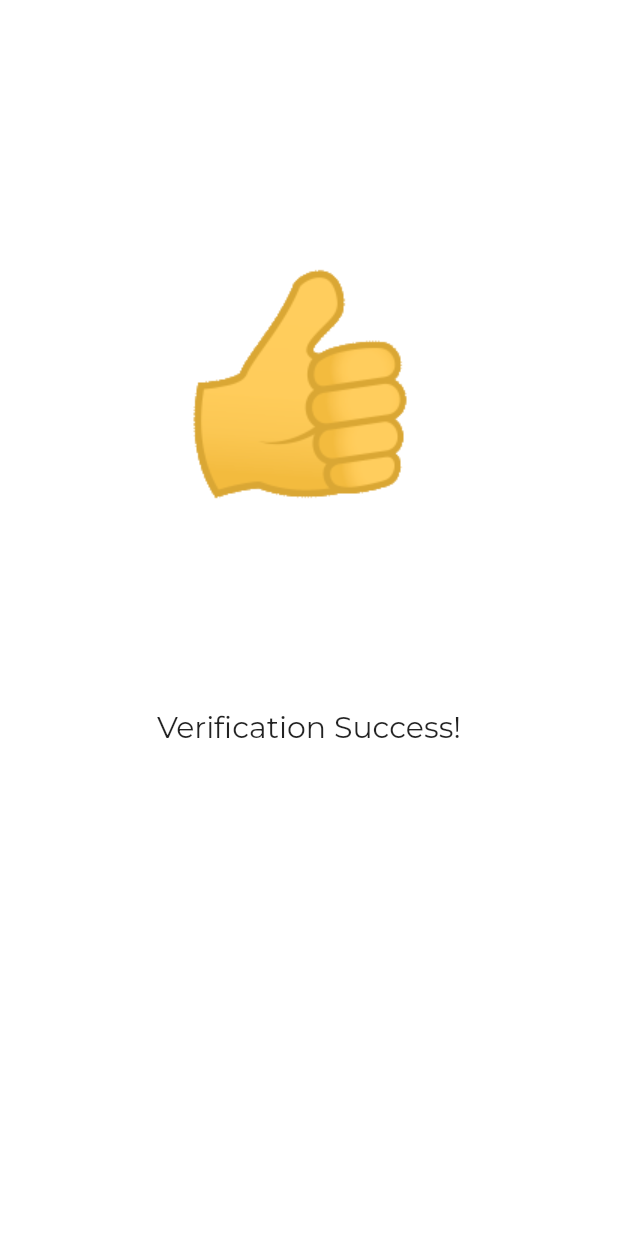
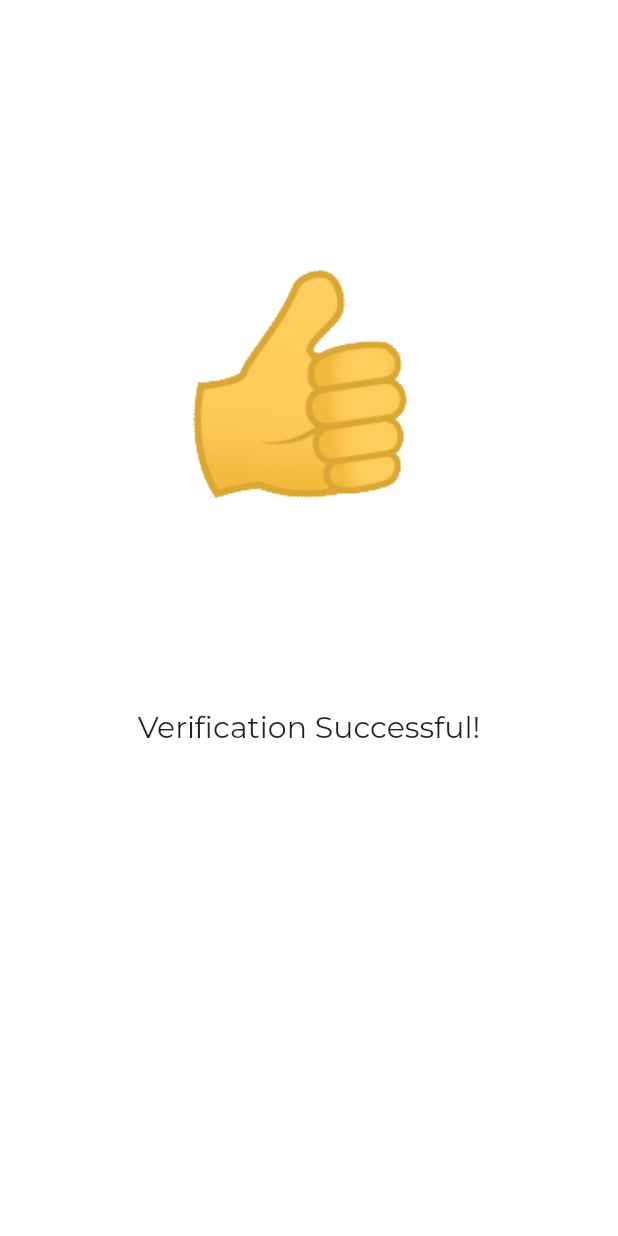
Before and after one commit to isabella232/smb-fos-tracker, a Flutter app: the VerificationSuccess screen opened directly, on a phone screen of 412 x 824 dp. Run offline on Flutter 3.47's test engine with Material 2 defaults, Android fonts, the phone set to English and light mode, and no system bars; our stand-ins replace google_fonts.

Commit message:
Changed success message

```diff
--- a/frontend/verification/lib/verificationSuccess.dart
+++ b/frontend/verification/lib/verificationSuccess.dart
@@ -46,7 +46,7 @@ class _VerificationSuccessState extends State<VerificationSuccess> {
               height: 50.0,
               child: const Center(
                 child: Text(
-                  'Verification Success!',
+                  'Verification Successful!',
                   style: TextStyle(
                     fontSize: 20.0,
                   ),
```
